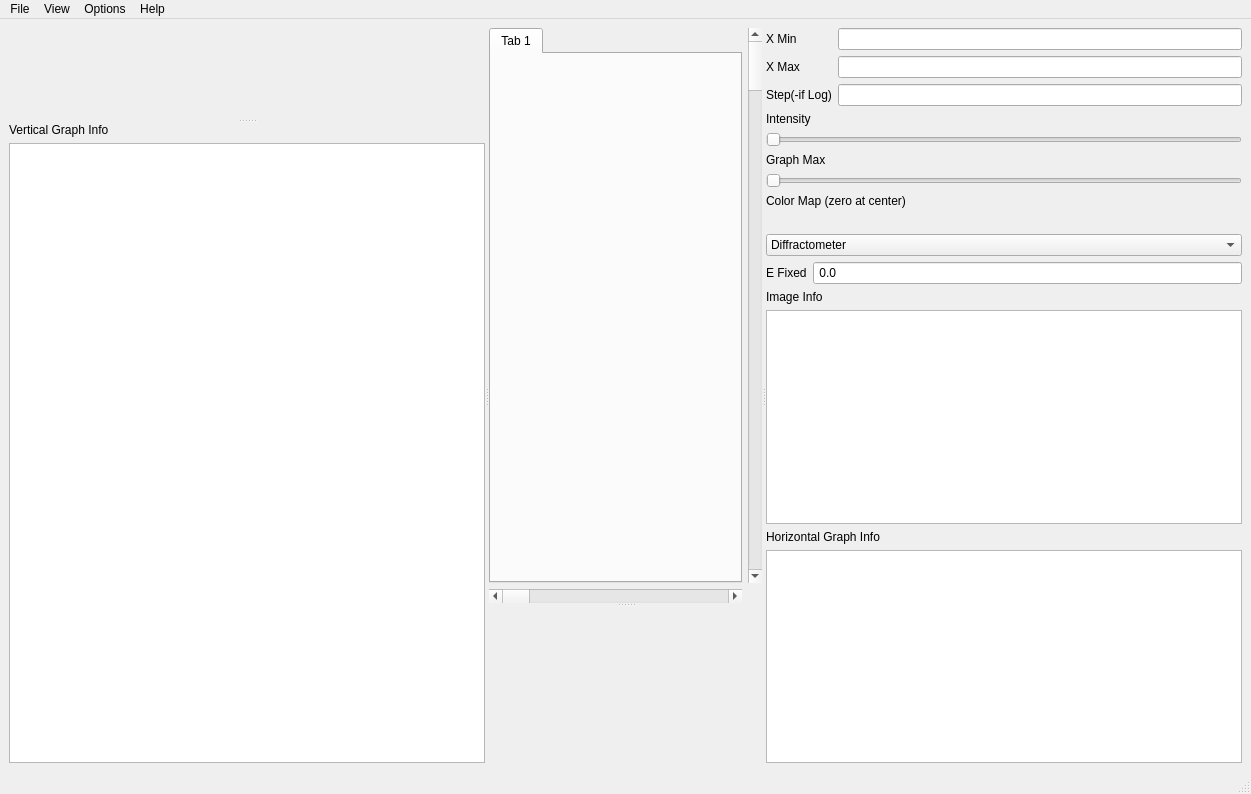
Qt form MantidQt/SpectrumViewer/inc/MantidQtSpectrumViewer/SpectrumView.ui (mantidproject/mantid) before a commit.
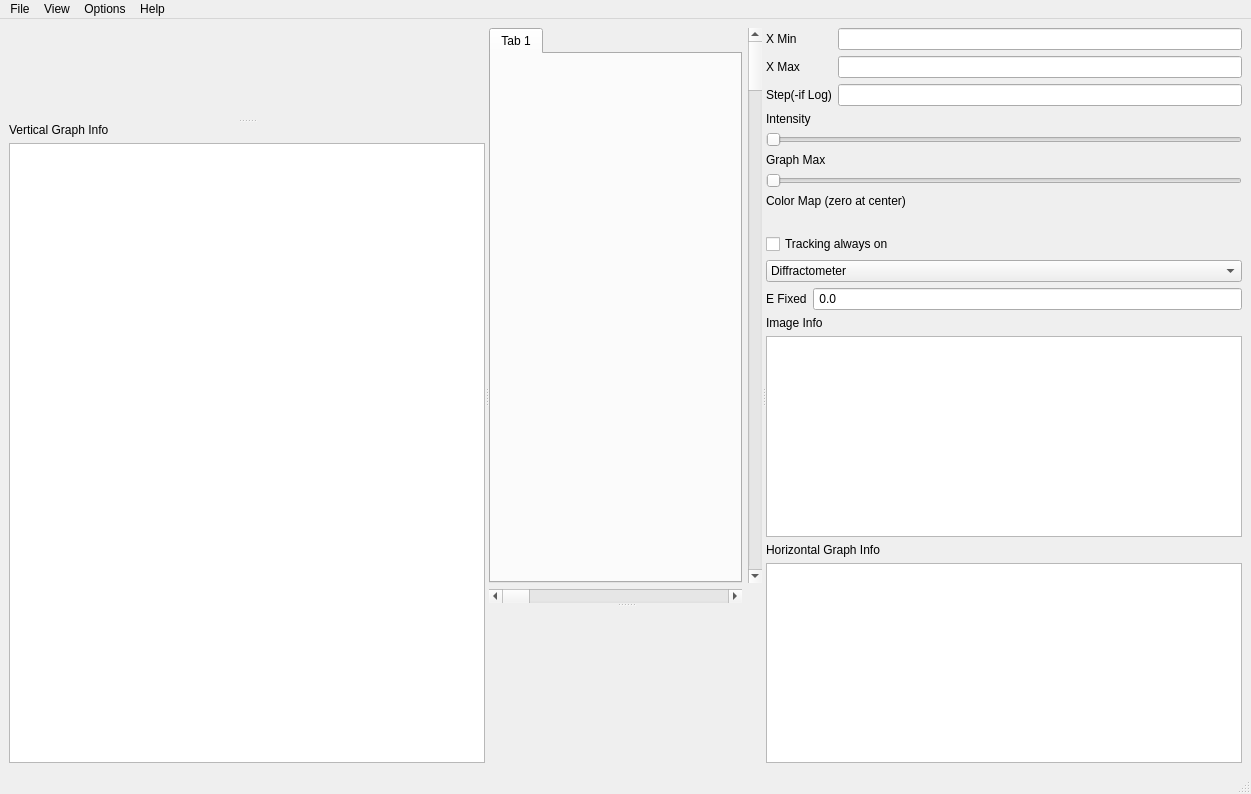
The same form after that commit. Custom widgets are drawn as their Qt base class.

Commit message: Re #15237. Checkbox for toggling mouse tracking.

The edit to the form file:
```diff
--- a/MantidQt/SpectrumViewer/inc/MantidQtSpectrumViewer/SpectrumView.ui
+++ b/MantidQt/SpectrumViewer/inc/MantidQtSpectrumViewer/SpectrumView.ui
@@ -214,7 +214,7 @@
         <item row="4" column="0">
          <widget class="QLabel" name="color_scale"/>
         </item>
-        <item row="7" column="0">
+        <item row="9" column="0">
          <widget class="QLabel" name="table_label">
           <property name="enabled">
            <bool>true</bool>
@@ -224,14 +224,14 @@
           </property>
          </widget>
         </item>
-        <item row="8" column="0">
+        <item row="10" column="0">
          <widget class="QTableWidget" name="image_table">
           <property name="enabled">
            <bool>true</bool>
           </property>
          </widget>
         </item>
-        <item row="9" column="0">
+        <item row="11" column="0">
          <widget class="QLabel" name="label">
           <property name="enabled">
            <bool>true</bool>
@@ -241,14 +241,14 @@
           </property>
          </widget>
         </item>
-        <item row="10" column="0">
+        <item row="12" column="0">
          <widget class="QTableWidget" name="h_graph_table">
           <property name="enabled">
            <bool>true</bool>
           </property>
          </widget>
         </item>
-        <item row="5" column="0">
+        <item row="7" column="0">
          <widget class="QComboBox" name="emode_combo_box">
           <item>
            <property name="text">
@@ -267,7 +267,7 @@
           </item>
          </widget>
         </item>
-        <item row="6" column="0">
+        <item row="8" column="0">
          <layout class="QFormLayout" name="formLayout_2">
           <item row="0" column="0">
            <widget class="QLabel" name="efixed_label">
@@ -288,6 +288,13 @@
           </item>
          </layout>
         </item>
+        <item row="6" column="0">
+         <widget class="QCheckBox" name="tracking_always_on">
+          <property name="text">
+           <string>Tracking always on</string>
+          </property>
+         </widget>
+        </item>
        </layout>
       </widget>
      </widget>
```
Left out of the diff: 14 changed lines with no effect on the pictures. The commit also changes 5 other files.
